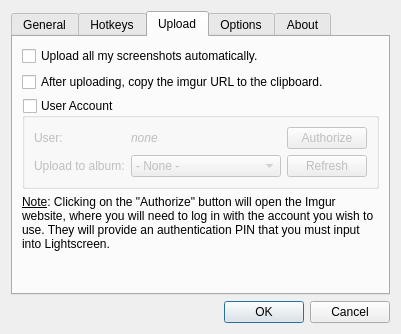
Old version of the form dialogs/optionsdialog.ui in the repository ckaiser/Lightscreen.
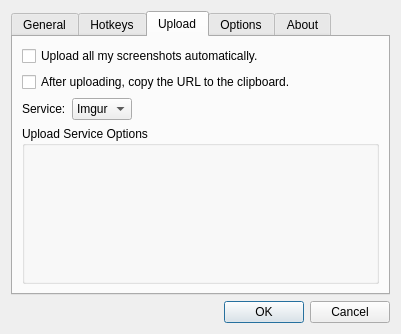
New version of the form. The open tabs and pages were chosen to show the change. Custom widgets are drawn as their Qt base class.

Commit message: Moved imgur-specific options to its own widget and moved most imgur connection stuff out OptionsDialog.

```diff
--- a/dialogs/optionsdialog.ui
+++ b/dialogs/optionsdialog.ui
@@ -554,7 +554,7 @@
       <attribute name="title">
        <string>Upload</string>
       </attribute>
-      <layout class="QVBoxLayout" name="verticalLayout_11">
+      <layout class="QVBoxLayout" name="verticalLayout_12">
        <item>
         <widget class="QCheckBox" name="uploadCheckBox">
          <property name="text">
@@ -563,106 +563,72 @@
         </widget>
        </item>
        <item>
-        <widget class="QCheckBox" name="imgurClipboardCheckBox">
+        <widget class="QCheckBox" name="urlClipboardCheckBox">
          <property name="text">
-          <string>After uploading, copy the imgur URL to the clipboard.</string>
+          <string>After uploading, copy the URL to the clipboard.</string>
          </property>
         </widget>
        </item>
        <item>
-        <widget class="QGroupBox" name="imgurAuthGroupBox">
+        <layout class="QHBoxLayout" name="horizontalLayout">
+         <item>
+          <widget class="QLabel" name="uploadServiceLabel">
+           <property name="text">
+            <string>Service:</string>
+           </property>
+          </widget>
+         </item>
+         <item>
+          <widget class="QComboBox" name="uploadServiceComboBox">
+           <item>
+            <property name="text">
+             <string>Imgur</string>
+            </property>
+           </item>
+          </widget>
+         </item>
+         <item>
+          <spacer name="horizontalSpacer_7">
+           <property name="orientation">
+            <enum>Qt::Horizontal</enum>
+           </property>
+           <property name="sizeHint" stdset="0">
+            <size>
+             <width>40</width>
+             <height>20</height>
+            </size>
+           </property>
+          </spacer>
+         </item>
+        </layout>
+       </item>
+       <item>
+        <widget class="QGroupBox" name="uploadServiceOptionsGroupBox">
          <property name="title">
-          <string>User Account</string>
+          <string>Upload Service Options</string>
          </property>
-         <property name="flat">
-          <bool>true</bool>
-         </property>
-         <property name="checkable">
-          <bool>true</bool>
-         </property>
-         <property name="checked">
-          <bool>false</bool>
-         </property>
-         <layout class="QGridLayout" name="gridLayout_4">
-          <item row="0" column="0">
-           <widget class="QLabel" name="imgurUserLabel">
-            <property name="text">
-             <string>User:</string>
-            </property>
-            <property name="buddy">
-             <cstring>imgurAuthButton</cstring>
-            </property>
-           </widget>
-          </item>
-          <item row="0" column="3">
-           <widget class="QPushButton" name="imgurAuthButton">
-            <property name="text">
-             <string>Authorize</string>
-            </property>
-           </widget>
-          </item>
-          <item row="1" column="0">
-           <widget class="QLabel" name="imgurAlbumLabel">
-            <property name="text">
-             <string>Upload to album:</string>
-            </property>
-            <property name="buddy">
-             <cstring>imgurAlbumComboBox</cstring>
-            </property>
-           </widget>
-          </item>
-          <item row="1" column="3">
-           <widget class="QPushButton" name="imgurRefreshAlbumButton">
-            <property name="enabled">
-             <bool>false</bool>
-            </property>
-            <property name="text">
-             <string>Refresh</string>
-            </property>
-           </widget>
-          </item>
-          <item row="1" column="1" colspan="2">
-           <widget class="QComboBox" name="imgurAlbumComboBox">
-            <item>
-             <property name="text">
-              <string>- None -</string>
-             </property>
-            </item>
-           </widget>
-          </item>
-          <item row="0" column="1" colspan="2">
-           <widget class="QLabel" name="imgurAuthUserLabel">
-            <property name="text">
-             <string>&lt;i&gt;none</string>
-            </property>
-           </widget>
+         <layout class="QVBoxLayout" name="verticalLayout_11">
+          <property name="spacing">
+           <number>2</number>
+          </property>
+          <property name="leftMargin">
+           <number>4</number>
+          </property>
+          <property name="topMargin">
+           <number>4</number>
+          </property>
+          <property name="rightMargin">
+           <number>4</number>
+          </property>
+          <property name="bottomMargin">
+           <number>4</number>
+          </property>
+          <item>
+           <widget class="ImgurOptions" name="imgurOptions" native="true"/>
           </item>
          </layout>
         </widget>
        </item>
-       <item>
-        <widget class="QLabel" name="imgurHelpLabel">
-         <property name="text">
-          <string>&lt;html&gt;&lt;head/&gt;&lt;body&gt;&lt;p&gt;&lt;span style=&quot; text-decoration: underline;&quot;&gt;Note&lt;/span&gt;: Clicking on the &amp;quot;Authorize&amp;quot; button will open the Imgur website, where you will need to log in with the account you wish to use. They will provide an authentication PIN that you must input into Lightscreen.&lt;/p&gt;&lt;/body&gt;&lt;/html&gt;</string>
-         </property>
-         <property name="wordWrap">
-          <bool>true</bool>
-         </property>
-        </widget>
-       </item>
-       <item>
-        <spacer name="verticalSpacer_2">
-         <property name="orientation">
-          <enum>Qt::Vertical</enum>
-         </property>
-         <property name="sizeHint" stdset="0">
-          <size>
-           <width>20</width>
-           <height>40</height>
-          </size>
-         </property>
-        </spacer>
-       </item>
       </layout>
      </widget>
      <widget class="QWidget" name="optionsTab">
@@ -1388,6 +1354,12 @@
    <extends>QPushButton</extends>
    <header location="global">widgets/hotkeywidget.h</header>
   </customwidget>
+  <customwidget>
+   <class>ImgurOptions</class>
+   <extends>QWidget</extends>
+   <header location="global">widgets/imguroptions.h</header>
+   <container>1</container>
+  </customwidget>
  </customwidgets>
  <tabstops>
   <tabstop>fileGroupBox</tabstop>
```
The commit also changes 10 other files.
